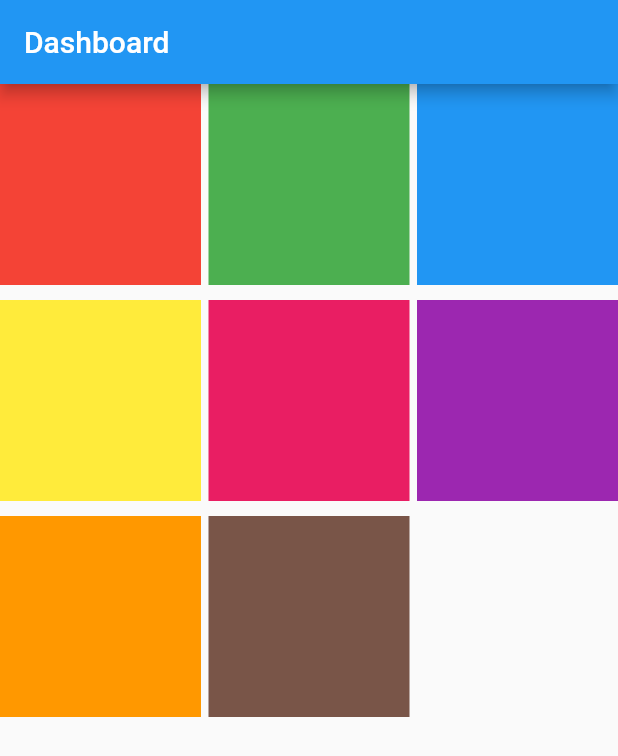
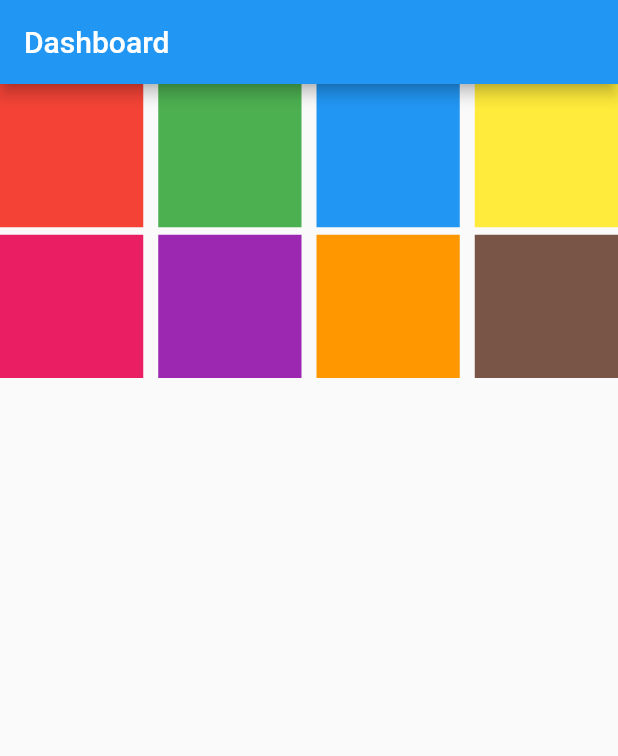
Before and after one commit to maharshi-sinha/Learn_Flutter, a Flutter app: the screen it shows after launch, on a phone screen of 412 x 824 dp. Shown: the top 756 px of the screen. Run offline on Flutter 3.47's test engine with Material 2 defaults, Android fonts, the phone set to English and light mode, and no system bars.

Commit message:
GridView.extent

```diff
--- a/lib/main.dart
+++ b/lib/main.dart
@@ -38,10 +38,10 @@ class DashboardScreen extends StatelessWidget {
       appBar: AppBar(
         title: Text("Dashboard"),
       ),
-      body: GridView.count(
-        crossAxisCount: 3,
-        crossAxisSpacing: 5,
-        mainAxisSpacing: 10,
+      body: GridView.extent(
+        maxCrossAxisExtent: 100,
+        crossAxisSpacing: 10,
+        mainAxisSpacing: 5,
         children: [
           Container(color: arrColors[0]),
           Container(color: arrColors[1]),
```
